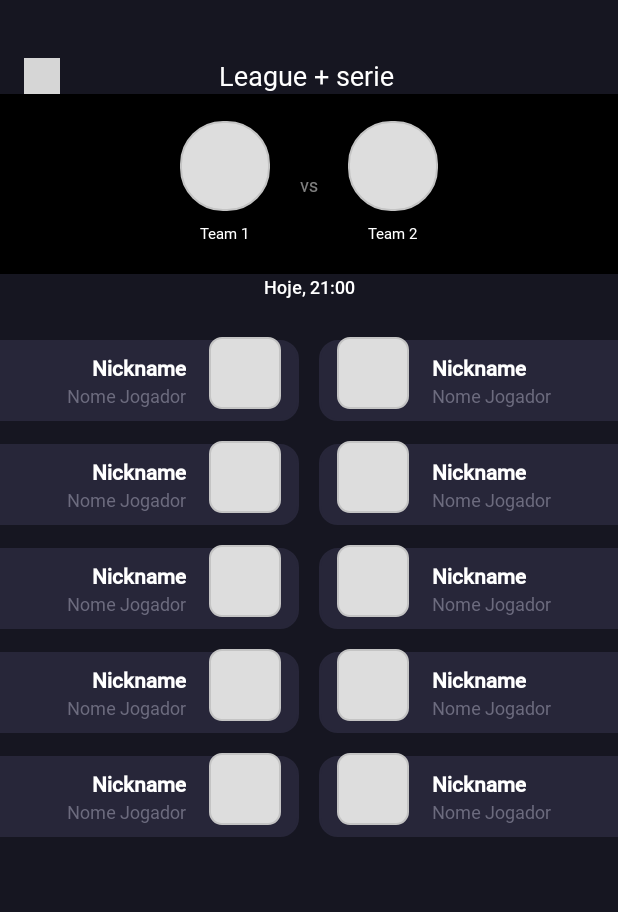
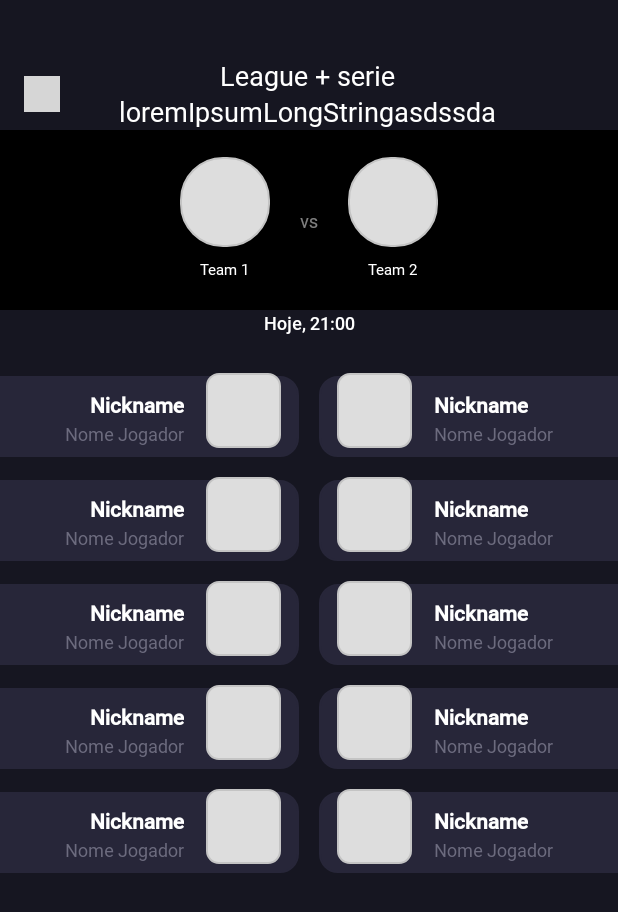
Before and after one commit to dnovaes/CSGOLivesAndroid, an Android app: the layout fragment_match_detail.xml on its own in the app's theme, with its tools: preview values and no code run, on a phone screen of 412 x 824 dp. Shown: the top 912 px of the screen. Run offline under Robolectric (Android 15) with nearby library versions, the phone set to English and light mode, and no system bars; network calls fail; grey boxes are pictures that could not be loaded.

Commit message:
Apply aspectRatio fit and adjustment on data null appearing on players information

```diff
--- a/app/src/main/java/com/dnovaes/csgolive/matches/common/data/model/TeamPlayerResponse.kt
+++ b/app/src/main/java/com/dnovaes/csgolive/matches/common/data/model/TeamPlayerResponse.kt
@@ -10,10 +10,10 @@ data class TeamPlayerResponse(
     @SerialName("image_url")
     val imageUrl: String?,
     @SerialName("first_name")
-    val firstName: String,
+    val firstName: String?,
     @SerialName("last_name")
     val lastName: String?,
     @SerialName("name")
-    val nickName: String,
+    val nickName: String?,
     val slug: String,
 )
--- a/app/src/main/res/layout/fragment_match_detail.xml
+++ b/app/src/main/res/layout/fragment_match_detail.xml
@@ -24,8 +24,9 @@
         android:layout_height="wrap_content"
         android:gravity="center"
         android:layout_marginTop="38dp"
+        android:paddingHorizontal="46dp"
         android:layout_marginEnd="44dp"
-        tools:text="League + serie"
+        tools:text="League + serie loremIpsumLongStringasdssda"
         android:textSize="18sp"
         android:lineHeight="24dp"
         android:textColor="@android:color/white"
--- a/app/src/main/res/layout/recycler_view_match_detail_player_item_left.xml
+++ b/app/src/main/res/layout/recycler_view_match_detail_player_item_left.xml
@@ -26,9 +26,11 @@
 
     <ImageView
         android:id="@+id/player_imgview"
-        android:layout_width="48dp"
-        android:layout_height="48dp"
+        android:layout_width="50dp"
+        android:layout_height="50dp"
         android:layout_marginEnd="12dp"
+        android:adjustViewBounds="true"
+        android:scaleType="centerCrop"
         android:src="@drawable/match_detail_player_img_placeholder"
         app:layout_constraintTop_toBottomOf="@id/divider_top_player"
         app:layout_constraintEnd_toEndOf="parent" />
--- a/app/src/main/res/layout/recycler_view_match_detail_player_item_right.xml
+++ b/app/src/main/res/layout/recycler_view_match_detail_player_item_right.xml
@@ -26,9 +26,11 @@
 
     <ImageView
         android:id="@+id/player_imgview"
-        android:layout_width="48dp"
-        android:layout_height="48dp"
+        android:layout_width="50dp"
+        android:layout_height="50dp"
         android:layout_marginStart="12dp"
+        android:adjustViewBounds="true"
+        android:scaleType="centerCrop"
         android:src="@drawable/match_detail_player_img_placeholder"
         app:layout_constraintTop_toBottomOf="@id/divider_top_player"
         app:layout_constraintStart_toStartOf="parent" />
```
Also changed, not shown: app/src/main/java/com/dnovaes/csgolive/matches/detail/ui/view/MatchDetailPlayersAdapter.kt (+19 -3 lines).
